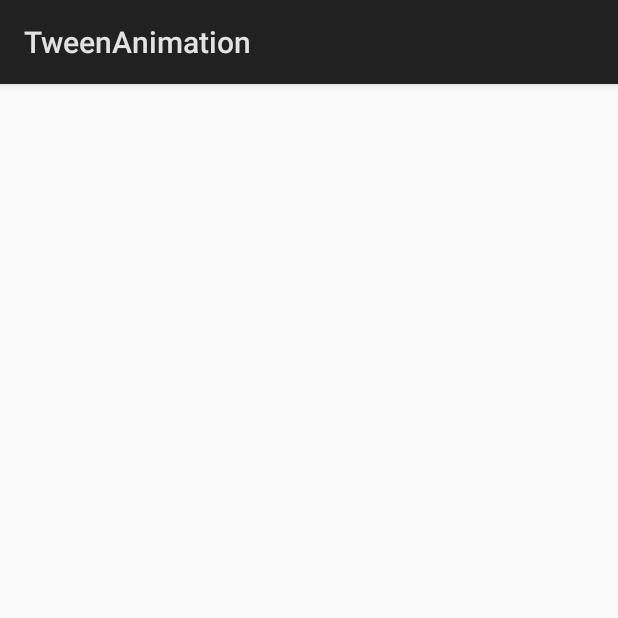
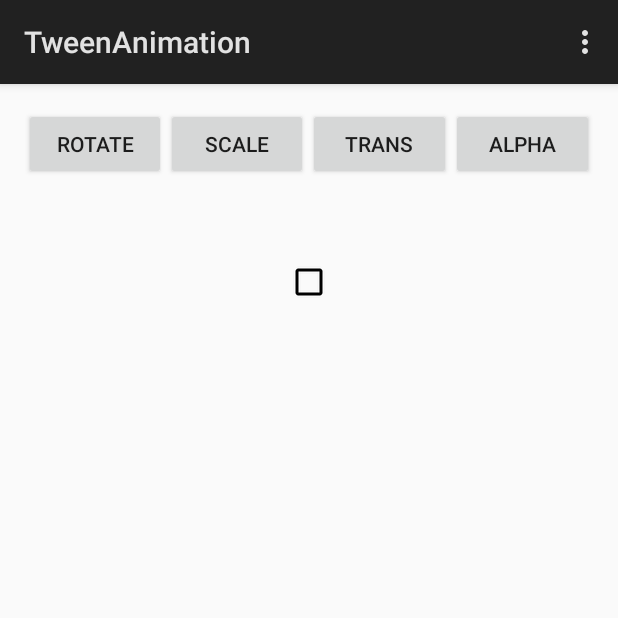
Before and after one commit to AmauryEsparza/TweenAnimation, an Android app: the screen it shows after launch (MainActivity), on a phone screen of 412 x 824 dp, the top half of it. Run offline under Robolectric (Android 15) with nearby library versions, the phone set to English and light mode, and no system bars.

Commit message:
Rotate, Translate, Fade and Scale animation examples

```diff
--- /dev/null
+++ b/app/src/main/res/anim/alpha_anim.xml
@@ -0,0 +1,8 @@
+<?xml version="1.0" encoding="utf-8"?>
+<alpha
+    xmlns:android="http://schemas.android.com/apk/res/android"
+    android:fromAlpha="1.0"
+    android:toAlpha="0.0"
+    android:duration="500"
+    android:repeatMode="reverse"
+    android:repeatCount="1"/>
--- /dev/null
+++ b/app/src/main/res/anim/rotate_anim.xml
@@ -0,0 +1,10 @@
+<?xml version="1.0" encoding="utf-8"?>
+<rotate
+    xmlns:android="http://schemas.android.com/apk/res/android"
+    android:pivotX="50%"
+    android:pivotY="50%"
+    android:fromDegrees="0"
+    android:toDegrees="-360"
+    android:duration="10000"
+    android:repeatMode="reverse"
+    android:repeatCount="1"/>
--- /dev/null
+++ b/app/src/main/res/anim/scale_anim.xml
@@ -0,0 +1,12 @@
+<?xml version="1.0" encoding="utf-8"?>
+<scale xmlns:android="http://schemas.android.com/apk/res/android"
+    android:pivotY="50%"
+    android:pivotX="50%"
+    android:fromXScale="1.0"
+    android:toXScale="1.5"
+    android:fromYScale="1.0"
+    android:toYScale="1.5"
+    android:duration="2000"
+    android:repeatMode="reverse"
+    android:repeatCount="1"
+    />
--- /dev/null
+++ b/app/src/main/res/anim/tranlate_anim.xml
@@ -0,0 +1,11 @@
+<?xml version="1.0" encoding="utf-8"?>
+<translate
+    xmlns:android="http://schemas.android.com/apk/res/android"
+    android:fromXDelta="0"
+    android:toXDelta="50"
+    android:fromYDelta="0"
+    android:toYDelta="50"
+    android:duration="2000"
+    android:repeatMode="reverse"
+    android:repeatCount="1"
+     />
--- a/app/src/main/res/layout/activity_main.xml
+++ b/app/src/main/res/layout/activity_main.xml
@@ -10,8 +10,9 @@
         android:layout_height="wrap_content"
         android:id="@+id/imageView"
         android:src="@drawable/abc_btn_check_material"
-        android:layout_alignParentStart="true"
-        android:contentDescription="Image"
+        android:layout_alignParentTop="true"
+        android:layout_centerHorizontal="true"
+        android:layout_marginTop="100dp"
         />
 
         <LinearLayout
```
Also changed, not shown: app/src/main/java/com/example/amauryesparza/tweenanimation/MainActivity.java (+49 -8 lines), 1 other file.
